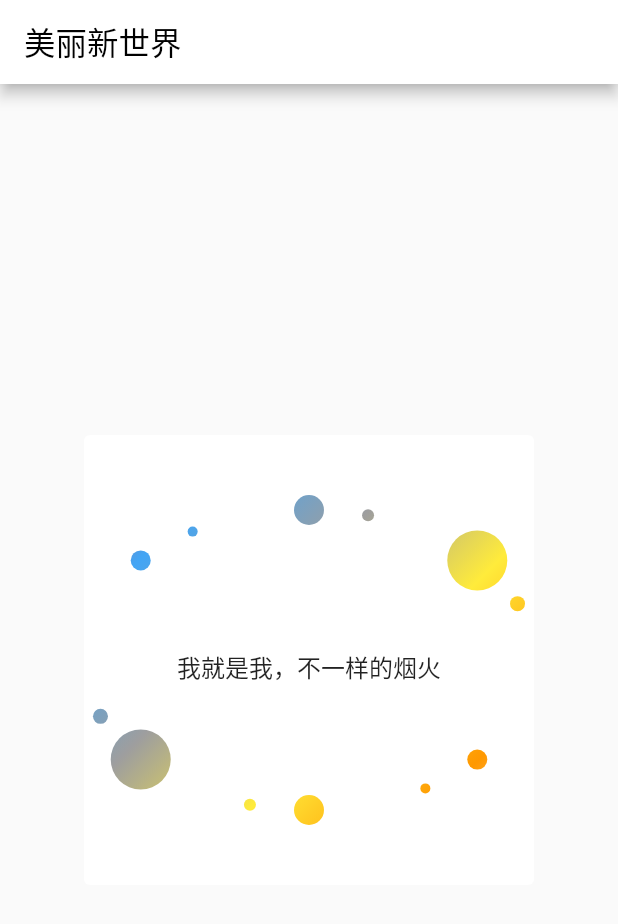
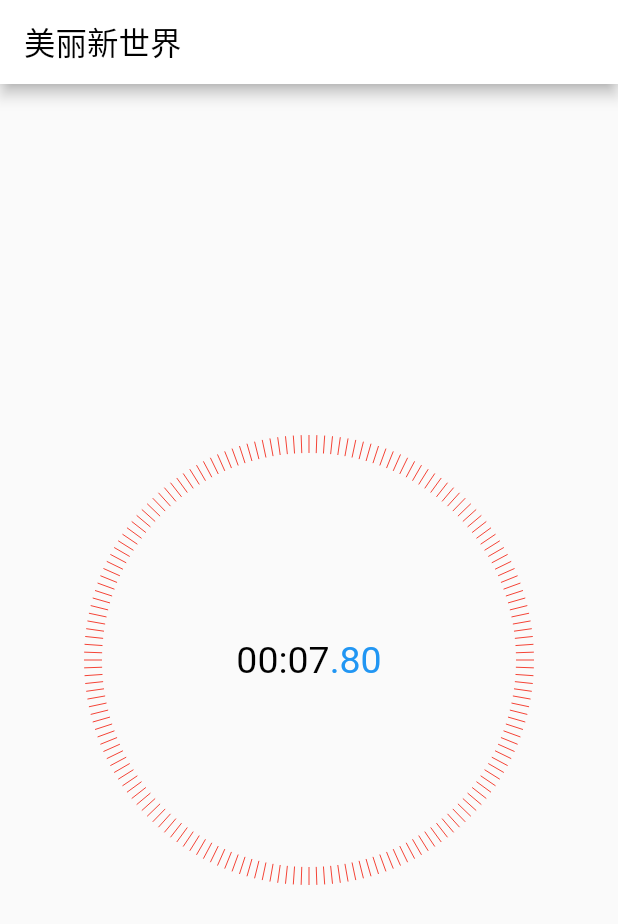
Before and after one commit to yinanwang1/FlutterSnippet, a Flutter app: the screen it shows after launch, on a phone screen of 412 x 824 dp. Shown: the top 924 px of the screen. Run offline on Flutter 3.47's test engine with Material 2 defaults, Android fonts, the phone set to English and light mode, and no system bars; our stand-ins replace flutter_screenutil, webview_flutter.

Commit message:
Added the stop watch widget.

```diff
--- /dev/null
+++ b/lib/Widgets/stop_watch_widget.dart
@@ -0,0 +1,115 @@
+import 'dart:math';
+
+import 'package:flutter/material.dart';
+import 'package:flutter/scheduler.dart';
+
+class StopWatchWidget extends StatefulWidget {
+  const StopWatchWidget({super.key});
+
+  @override
+  State createState() => StopWatchWidgetState();
+}
+
+class StopWatchWidgetState extends State<StopWatchWidget> {
+  ValueNotifier<Duration> durationNotifier = ValueNotifier(Duration.zero);
+  late Ticker _ticker;
+
+  @override
+  void initState() {
+    super.initState();
+
+    _ticker = Ticker((elapsed) {
+      updateDuration(elapsed);
+    });
+
+    _ticker.start();
+  }
+
+  @override
+  void dispose() {
+    durationNotifier.dispose();
+    _ticker.dispose();
+
+    super.dispose();
+  }
+
+  void updateDuration(Duration elapsed) {
+    int minutes = elapsed.inMinutes % 60;
+    int seconds = elapsed.inSeconds % 60;
+    int milliseconds = elapsed.inMilliseconds % 1000;
+    durationNotifier.value = Duration(
+        minutes: minutes, seconds: seconds, milliseconds: milliseconds);
+  }
+
+  @override
+  Widget build(BuildContext context) {
+    return Center(
+      child: ValueListenableBuilder<Duration>(
+        valueListenable: durationNotifier,
+        builder: (_, value, __) => SizedBox(
+          width: 300,
+          height: 300,
+          child: CustomPaint(
+            painter: StopWatchPaint(value),
+          ),
+        ),
+      ),
+    );
+  }
+}
+
+const double _kScaleWidthRate = 0.4 / 10;
+TextPainter textPainter =
+    TextPainter(textAlign: TextAlign.center, textDirection: TextDirection.ltr);
+TextStyle commonStyle = const TextStyle(color: Colors.black, fontSize: 25);
+TextStyle highlightStyle = const TextStyle(color: Colors.blue, fontSize: 25);
+
+class StopWatchPaint extends CustomPainter {
+  final Paint scalePainter = Paint();
+  final Duration duration;
+
+  StopWatchPaint(this.duration);
+
+  @override
+  void paint(Canvas canvas, Size size) {
+    canvas.translate(size.width / 2, size.height / 2);
+    scalePainter
+      ..color = Colors.red
+      ..style = PaintingStyle.stroke;
+    final double scaleLineWidth = size.width * _kScaleWidthRate;
+
+    canvas.save();
+    for (int i = 0; i < 180; i++) {
+      canvas.drawLine(Offset(size.width / 2, 0),
+          Offset(size.width / 2 - scaleLineWidth, 0), scalePainter);
+
+      canvas.rotate(pi / 180 * 2);
+    }
+    canvas.restore();
+
+    drawText(canvas, duration);
+  }
+
+  void drawText(Canvas canvas, Duration duration) {
+    int minutes = duration.inMinutes % 60;
+    int seconds = duration.inSeconds % 60;
+    int milliseconds = duration.inMilliseconds % 1000;
+    String commonStr =
+        '${minutes.toString().padLeft(2, "0")}:${seconds.toString().padLeft(2, "0")}';
+    String highlightStr = ".${(milliseconds ~/ 10).toString().padLeft(2, "0")}";
+
+    textPainter.text = TextSpan(text: commonStr, style: commonStyle, children: [
+      TextSpan(text: highlightStr, style: highlightStyle),
+    ]);
+    textPainter.layout();
+    final double width = textPainter.size.width;
+    final double height = textPainter.size.height;
+
+    textPainter.paint(canvas, Offset(-width / 2, -height / 2));
+  }
+
+  @override
+  bool shouldRepaint(covariant CustomPainter oldDelegate) {
+    return true;
+  }
+}
--- a/lib/main.dart
+++ b/lib/main.dart
@@ -4,7 +4,7 @@ import 'package:flutter/material.dart';
 import 'package:flutter/rendering.dart';
 import 'package:flutter_localizations/flutter_localizations.dart';
 import 'package:flutter_snippet/Common/my_colors.dart';
-import 'package:flutter_snippet/Widgets/loading_animations.dart';
+import 'package:flutter_snippet/Widgets/stop_watch_widget.dart';
 
 void main() {
   runApp(const MyApp());
@@ -54,34 +54,17 @@ class MyHomePage extends StatefulWidget {
   State<MyHomePage> createState() => _MyHomePageState();
 }
 
-int maxValue = 100;
-int minValue = 1;
-
 class _MyHomePageState extends State<MyHomePage>
     with SingleTickerProviderStateMixin {
-  @override
-  void initState() {
-    super.initState();
-  }
-
-  @override
-  void dispose() {
-    super.dispose();
-  }
-
   @override
   Widget build(BuildContext context) {
     return Scaffold(
       appBar: AppBar(
         title: const Text("美丽新世界"),
       ),
+      extendBody: true,
       body: const Center(
-        child: LoadingAnimations(
-          bgColor: Colors.white,
-          foregroundColor: Colors.red,
-          size: 300,
-          loadingText: "我就是我，不一样的烟火",
-        ),
+        child: StopWatchWidget(),
       ),
     );
   }
```
Also changed, not shown: images/md/stopWatch.gif (added), 1 other file.
